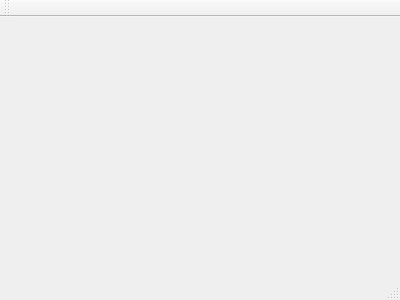
Before: the Qt Designer form MainWindow.ui in Raimmaster/PendulumSimulator, drawn with Qt 5.
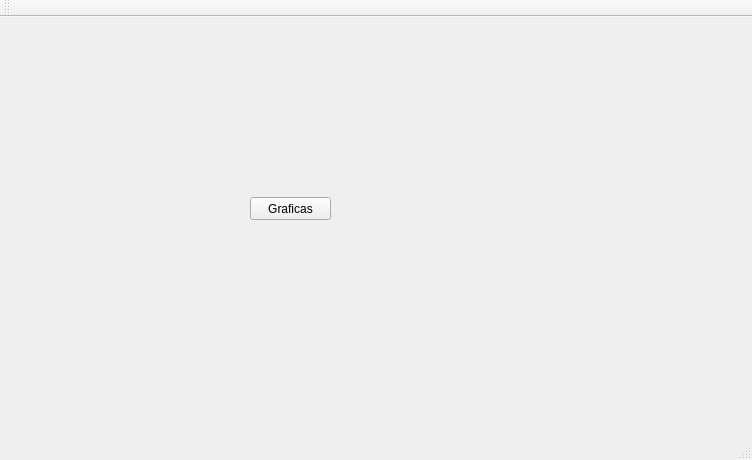
After: the same form once the commit is applied.

Commit message: Create navigation button to trigger Graphics Dialog

```diff
--- a/MainWindow.ui
+++ b/MainWindow.ui
@@ -1,24 +1,53 @@
 <ui version="4.0">
  <class>MainWindow</class>
- <widget class="QMainWindow" name="MainWindow" >
-  <property name="geometry" >
+ <widget class="QMainWindow" name="MainWindow">
+  <property name="geometry">
    <rect>
     <x>0</x>
     <y>0</y>
-    <width>400</width>
-    <height>300</height>
+    <width>752</width>
+    <height>460</height>
    </rect>
   </property>
   <property name="windowTitle" >
    <string>MainWindow</string>
   </property>
-  <widget class="QMenuBar" name="menuBar" />
-  <widget class="QToolBar" name="mainToolBar" />
-  <widget class="QWidget" name="centralWidget" />
-  <widget class="QStatusBar" name="statusBar" />
+  <widget class="QWidget" name="centralWidget">
+   <widget class="QPushButton" name="pushButton">
+    <property name="geometry">
+     <rect>
+      <x>250</x>
+      <y>180</y>
+      <width>81</width>
+      <height>23</height>
+     </rect>
+    </property>
+    <property name="text">
+     <string>Graficas</string>
+    </property>
+   </widget>
+  </widget>
+  <widget class="QMenuBar" name="menuBar">
+   <property name="geometry">
+    <rect>
+     <x>0</x>
+     <y>0</y>
+     <width>752</width>
+     <height>20</height>
+    </rect>
+   </property>
+  </widget>
+  <widget class="QToolBar" name="mainToolBar">
+   <attribute name="toolBarArea">
+    <enum>TopToolBarArea</enum>
+   </attribute>
+   <attribute name="toolBarBreak">
+    <bool>false</bool>
+   </attribute>
+  </widget>
+  <widget class="QStatusBar" name="statusBar"/>
  </widget>
- <layoutDefault spacing="6" margin="11" />
- <pixmapfunction></pixmapfunction>
+ <layoutdefault spacing="6" margin="11"/>
  <resources/>
  <connections/>
 </ui>
```
Left out of the diff: 3 changed lines with no effect on the pictures. The commit also changes 4 other files.
